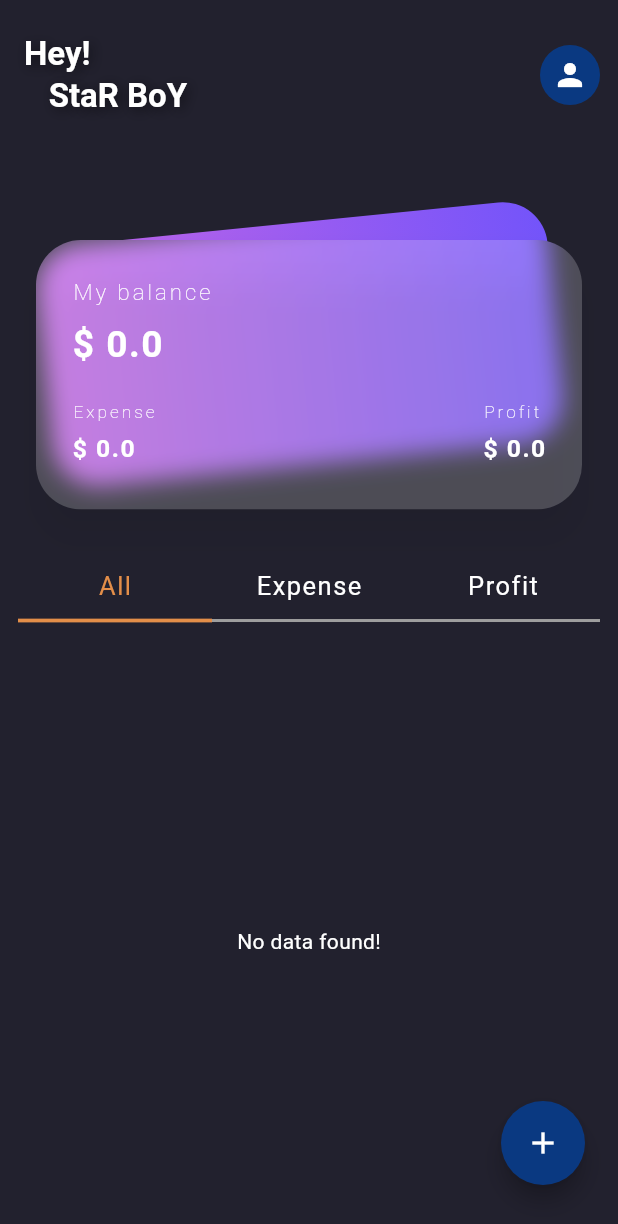
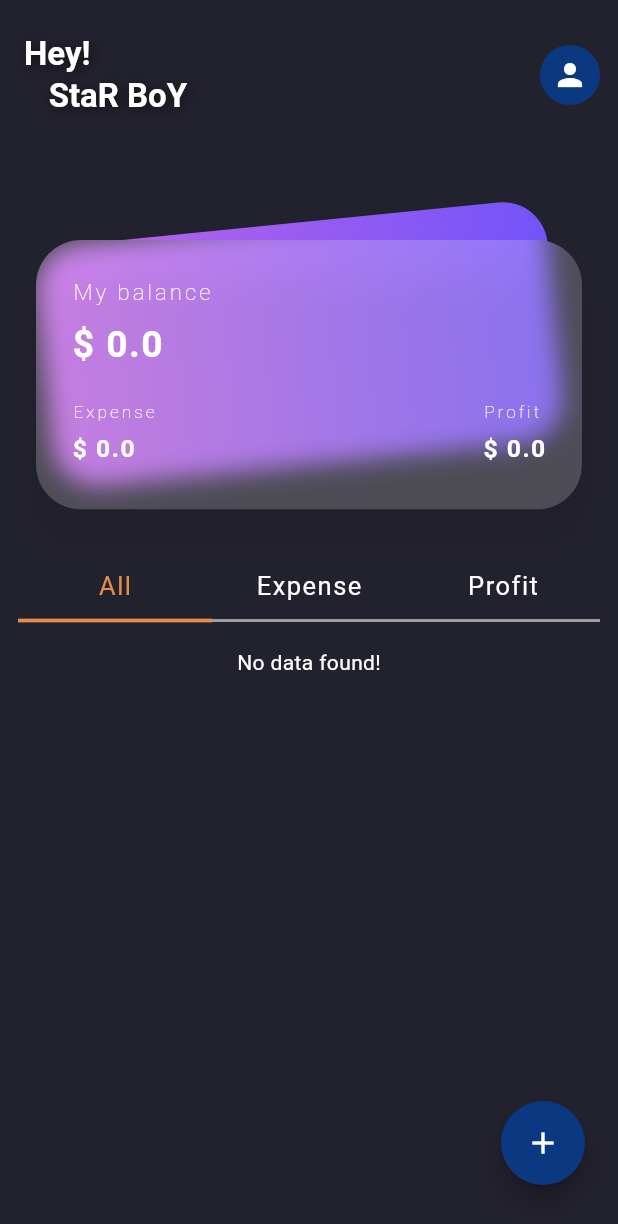
Before and after one commit to Zimil-Patel/sqlite_database_tasks, a Flutter app: the screen it shows after launch, on a phone screen of 412 x 824 dp. Shown: the top 1224 px of the screen. Run offline on Flutter 3.47's test engine with Material 3 defaults, Android fonts, the phone set to English and light mode, and no system bars; drawn by our look-alikes of blurrycontainer; our stand-ins replace get, sqflite; accounts and stored records are empty.

Commit message:
11 Dec 2024

```diff
--- a/lib/screen/home screen/components/expense_list_view.dart
+++ b/lib/screen/home screen/components/expense_list_view.dart
@@ -14,7 +14,9 @@ class ExpenseListView extends StatelessWidget {
   @override
   Widget build(BuildContext context) {
     return ListView.builder(
-      padding: EdgeInsets.symmetric(horizontal: defPadding),
+      shrinkWrap: true,
+      physics: const NeverScrollableScrollPhysics(),
+      padding: const EdgeInsets.symmetric(horizontal: defPadding),
       itemBuilder: (context, index) => Card(
         color: controller.expenseList[index].isIncome
             ? Colors.green.shade200
--- a/lib/screen/home screen/home_screen.dart
+++ b/lib/screen/home screen/home_screen.dart
@@ -45,7 +45,8 @@ class HomeScreen extends StatelessWidget {
       ),
 
       // BODY
-      body: Column(
+      body: SingleChildScrollView(
+        child: Column(
           children: [
             // CARD - BALANCE, EXPENSE, INCOME
             const SmartCard(),
@@ -54,16 +55,22 @@ class HomeScreen extends StatelessWidget {
             const FilterRow(),
 
             // TRANSACTIONS
-          Expanded(
-            child: Obx(() => controller.expenseList.isNotEmpty
+            Obx(
+              () => controller.expenseList.isNotEmpty
                   ? ExpenseListView(controller: controller)
                   : const Center(
                       child: Text(
                         'No data found!',
                       ),
-                  )),
+                    ),
+            ),
+
+
+            SizedBox(
+              height: defPadding * 10,
             ),
           ],
+        ),
       ),
 
       // FLOATING ACTION BUTTON
```
Lines whose indentation alone changed are shown as unchanged.
